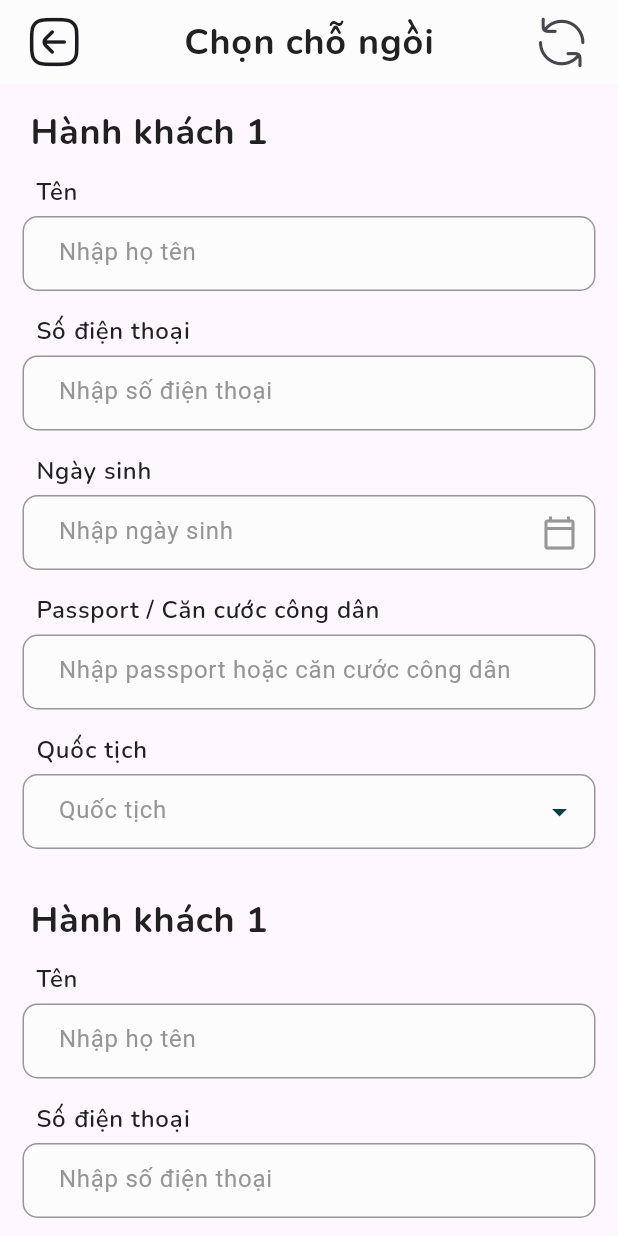
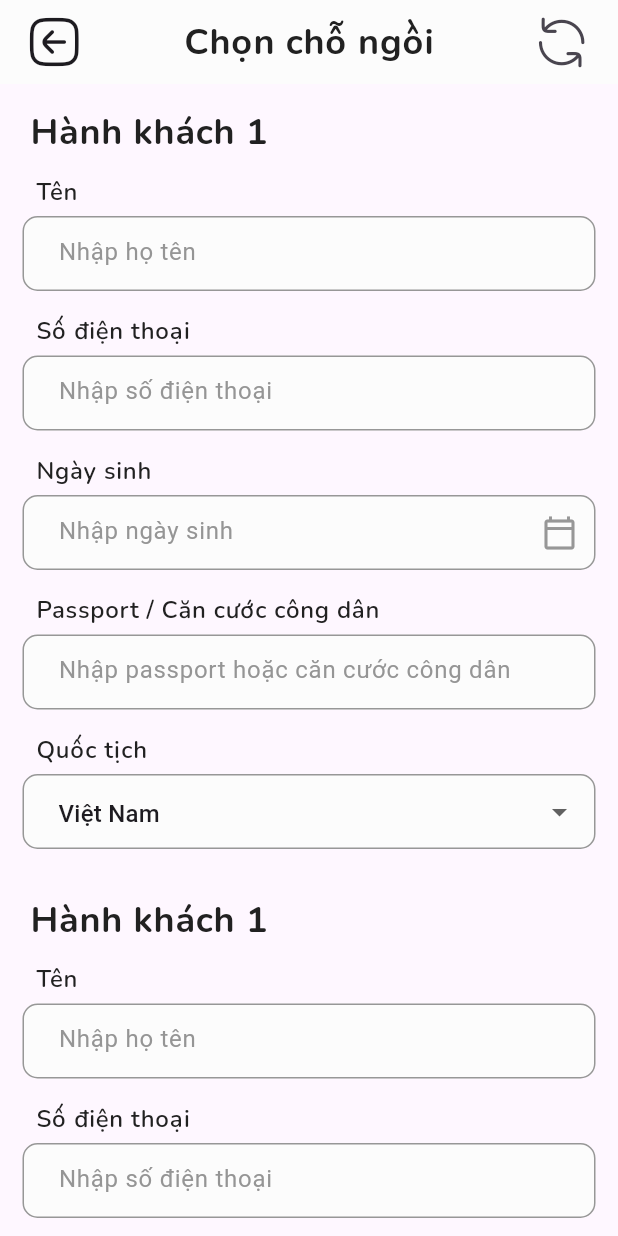
Before and after one commit to hieungan19/moonair-mobile, a Flutter app: the screen it shows after launch, on a phone screen of 412 x 824 dp. Run offline on Flutter 3.47's test engine with Material 3 defaults, Android fonts, the phone set to English and light mode, and no system bars; our stand-ins replace google_fonts, google_nav_bar, line_icons; missing offline and left inert: dart:ffi.

Commit message:
adjust dropdownbtn field

```diff
--- /dev/null
+++ b/lib/modules/passenger/widgets/DropdownButton.dart
@@ -0,0 +1,69 @@
+import 'package:flutter/cupertino.dart';
+import 'package:flutter/material.dart';
+import '../../../global_widgets/text_field.dart';
+import 'package:moonair/core/app_colors.dart';
+import '../../../core/app_themes.dart';
+
+class DropDownBtn extends StatefulWidget {
+  final controller;
+  const DropDownBtn({
+    super.key,
+    required this.controller,
+  });
+
+  @override
+  State<DropDownBtn> createState() => DropDownBtn_State();
+}
+
+class DropDownBtn_State extends State<DropDownBtn> {
+  DropDownBtn_State() {
+    valueChoose = listItem[0];
+  }
+  String? valueChoose = "";
+  final listItem = [
+    "Việt Nam",
+    "Nga",
+    "Canada",
+    "Mỹ",
+    "Trung Quốc",
+    "Hàn Quốc",
+    "Ấn Độ",
+    "Nhật Bản",
+    "Thái Lan"
+  ];
+  @override
+  Widget build(BuildContext context) {
+    return Padding(
+        padding: const EdgeInsets.symmetric(horizontal: 15.0),
+        child: DropdownButtonFormField<String>(
+            value: valueChoose,
+            hint: Text("Nhập quốc tịch"),
+            disabledHint: Text("Nhập quốc tịch"),
+            onChanged: (newValue) {
+              setState(() {
+                valueChoose = newValue as String;
+              });
+            },
+            items: listItem
+                .map((valueItem) => DropdownMenuItem(
+                      child: Text(valueItem),
+                      value: valueItem,
+                    ))
+                .toList(),
+            icon: const Icon(Icons.arrow_drop_down_outlined),
+            decoration: InputDecoration(
+              contentPadding:
+                  const EdgeInsets.symmetric(vertical: 15, horizontal: 20),
+              enabledBorder: OutlineInputBorder(
+                borderSide: const BorderSide(color: AppColors.grey2),
+                borderRadius: BorderRadius.circular(10),
+              ),
+              focusedBorder: OutlineInputBorder(
+                borderSide: const BorderSide(color: AppColors.primary),
+                borderRadius: BorderRadius.circular(10),
+              ),
+              fillColor: AppColors.white,
+              filled: true,
+            )));
+  }
+}
--- a/lib/modules/passenger/widgets/PassengerForm.dart
+++ b/lib/modules/passenger/widgets/PassengerForm.dart
@@ -3,6 +3,7 @@ import 'package:flutter/material.dart';
 import '../../../global_widgets/text_field.dart';
 import 'package:moonair/core/app_colors.dart';
 import '../../../core/app_themes.dart';
+import '../../../modules/passenger/widgets/DropdownButton.dart';
 
 class PassengerFormWidget extends StatelessWidget {
   PassengerFormWidget({super.key});
@@ -89,12 +90,8 @@ class PassengerFormWidget extends StatelessWidget {
           )),
       SizedBox(
           height: 50,
-          child: MyTextField(
+          child: DropDownBtn(
             controller: nationController,
-            hintText: 'Quốc tịch',
-            obscureText: false,
-            sufficIcon:
-                const Icon(Icons.arrow_drop_down, color: AppColors.primary),
           )),
       const SizedBox(height: 15),
     ]);
```
